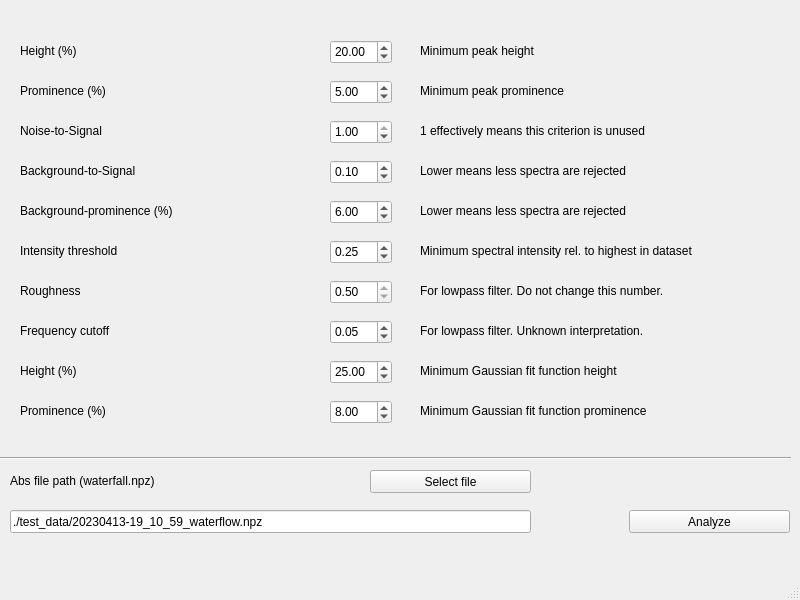
Before: the Qt Designer form gui/gui.ui in pdijksta/photon_spectra, drawn with Qt 5.
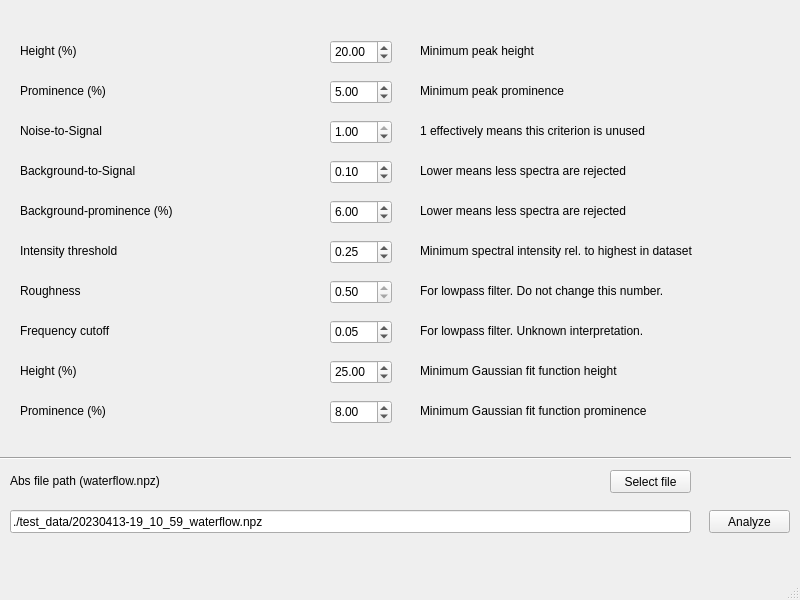
After: the same form once the commit is applied.

What changed in the file:
```diff
--- a/gui/gui.ui
+++ b/gui/gui.ui
@@ -391,7 +391,7 @@
      <rect>
       <x>10</x>
       <y>510</y>
-      <width>521</width>
+      <width>681</width>
       <height>23</height>
      </rect>
     </property>
@@ -409,15 +409,15 @@
      </rect>
     </property>
     <property name="text">
-     <string>Abs file path (waterfall.npz)</string>
+     <string>Abs file path (waterflow.npz)</string>
     </property>
    </widget>
    <widget class="QPushButton" name="DoAnalysis">
     <property name="geometry">
      <rect>
-      <x>629</x>
+      <x>709</x>
       <y>510</y>
-      <width>161</width>
+      <width>81</width>
       <height>23</height>
      </rect>
     </property>
@@ -483,9 +483,9 @@
    <widget class="QPushButton" name="SelectFile">
     <property name="geometry">
      <rect>
-      <x>370</x>
+      <x>610</x>
       <y>470</y>
-      <width>161</width>
+      <width>81</width>
       <height>23</height>
      </rect>
     </property>
```
